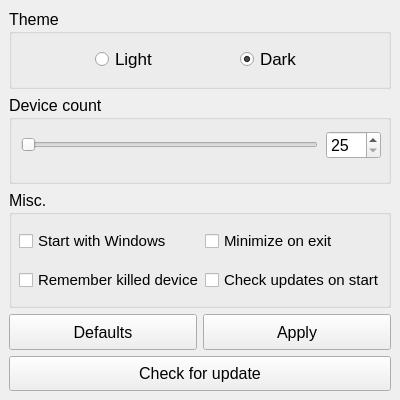
Old version of the form exe/ui_settings.ui in the repository elmoiv/elmocut.
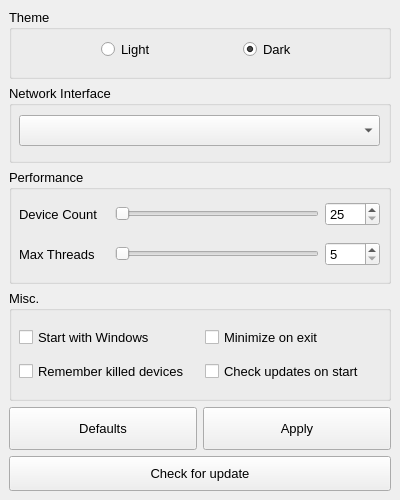
New version of the form.

```diff
--- a/exe/ui_settings.ui
+++ b/exe/ui_settings.ui
@@ -8,19 +8,19 @@
     <x>0</x>
     <y>0</y>
     <width>400</width>
-    <height>400</height>
+    <height>500</height>
    </rect>
   </property>
   <property name="minimumSize">
    <size>
     <width>400</width>
-    <height>400</height>
+    <height>500</height>
    </size>
   </property>
   <property name="maximumSize">
    <size>
     <width>400</width>
-    <height>400</height>
+    <height>510</height>
    </size>
   </property>
   <property name="windowTitle">
@@ -51,7 +51,7 @@
       <property name="spacing">
        <number>6</number>
       </property>
-      <item row="2" column="0" colspan="4">
+      <item row="3" column="0" colspan="4">
        <widget class="QGroupBox" name="groupBox_3">
         <property name="sizePolicy">
          <sizepolicy hsizetype="Minimum" vsizetype="Fixed">
@@ -62,12 +62,12 @@
         <property name="minimumSize">
          <size>
           <width>0</width>
-          <height>118</height>
+          <height>111</height>
          </size>
         </property>
         <property name="font">
          <font>
-          <pointsize>12</pointsize>
+          <pointsize>10</pointsize>
          </font>
         </property>
         <property name="title">
@@ -79,19 +79,22 @@
            <x>10</x>
            <y>30</y>
            <width>365</width>
-           <height>81</height>
+           <height>71</height>
           </rect>
          </property>
          <layout class="QGridLayout" name="gridLayout_3">
-          <item row="0" column="0">
-           <widget class="QCheckBox" name="chkAutostart">
+          <item row="0" column="1">
+           <widget class="QCheckBox" name="chkMinimized">
             <property name="font">
              <font>
-              <pointsize>11</pointsize>
+              <pointsize>10</pointsize>
              </font>
             </property>
+            <property name="layoutDirection">
+             <enum>Qt::LeftToRight</enum>
+            </property>
             <property name="text">
-             <string>Start with Windows</string>
+             <string>Minimize on exit</string>
             </property>
            </widget>
           </item>
@@ -99,7 +102,7 @@
            <widget class="QCheckBox" name="chkRemember">
             <property name="font">
              <font>
-              <pointsize>11</pointsize>
+              <pointsize>10</pointsize>
              </font>
             </property>
             <property name="layoutDirection">
@@ -110,26 +113,11 @@
             </property>
            </widget>
           </item>
-          <item row="0" column="1">
-           <widget class="QCheckBox" name="chkMinimized">
-            <property name="font">
-             <font>
-              <pointsize>11</pointsize>
-             </font>
-            </property>
-            <property name="layoutDirection">
-             <enum>Qt::LeftToRight</enum>
-            </property>
-            <property name="text">
-             <string>Minimize on exit</string>
-            </property>
-           </widget>
-          </item>
           <item row="1" column="1">
            <widget class="QCheckBox" name="chkAutoupdate">
             <property name="font">
              <font>
-              <pointsize>11</pointsize>
+              <pointsize>10</pointsize>
              </font>
             </property>
             <property name="text">
@@ -140,127 +128,15 @@
             </property>
            </widget>
           </item>
-         </layout>
-        </widget>
-       </widget>
-      </item>
-      <item row="3" column="0" colspan="2">
-       <widget class="QPushButton" name="btnDefaults">
-        <property name="sizePolicy">
-         <sizepolicy hsizetype="Preferred" vsizetype="Preferred">
-          <horstretch>0</horstretch>
-          <verstretch>0</verstretch>
-         </sizepolicy>
-        </property>
-        <property name="font">
-         <font>
-          <pointsize>12</pointsize>
-         </font>
-        </property>
-        <property name="text">
-         <string>Defaults</string>
-        </property>
-       </widget>
-      </item>
-      <item row="3" column="2" colspan="2">
-       <widget class="QPushButton" name="btnApply">
-        <property name="sizePolicy">
-         <sizepolicy hsizetype="Preferred" vsizetype="Preferred">
-          <horstretch>0</horstretch>
-          <verstretch>0</verstretch>
-         </sizepolicy>
-        </property>
-        <property name="minimumSize">
-         <size>
-          <width>0</width>
-          <height>16</height>
-         </size>
-        </property>
-        <property name="font">
-         <font>
-          <pointsize>12</pointsize>
-         </font>
-        </property>
-        <property name="text">
-         <string>Apply</string>
-        </property>
-       </widget>
-      </item>
-      <item row="1" column="0" colspan="4">
-       <widget class="QGroupBox" name="groupBox_2">
-        <property name="sizePolicy">
-         <sizepolicy hsizetype="Minimum" vsizetype="Fixed">
-          <horstretch>0</horstretch>
-          <verstretch>0</verstretch>
-         </sizepolicy>
-        </property>
-        <property name="minimumSize">
-         <size>
-          <width>0</width>
-          <height>89</height>
-         </size>
-        </property>
-        <property name="font">
-         <font>
-          <pointsize>12</pointsize>
-         </font>
-        </property>
-        <property name="title">
-         <string>Device count</string>
-        </property>
-        <widget class="QWidget" name="gridLayoutWidget">
-         <property name="geometry">
-          <rect>
-           <x>10</x>
-           <y>30</y>
-           <width>365</width>
-           <height>41</height>
-          </rect>
-         </property>
-         <layout class="QGridLayout" name="gridLayout_2" columnstretch="0,0">
-          <item row="0" column="1">
-           <widget class="QSpinBox" name="spinCount">
-            <property name="sizePolicy">
-             <sizepolicy hsizetype="Fixed" vsizetype="Fixed">
-              <horstretch>0</horstretch>
-              <verstretch>0</verstretch>
-             </sizepolicy>
-            </property>
+          <item row="0" column="0">
+           <widget class="QCheckBox" name="chkAutostart">
             <property name="font">
              <font>
-              <pointsize>12</pointsize>
+              <pointsize>10</pointsize>
              </font>
             </property>
-            <property name="minimum">
-             <number>25</number>
-            </property>
-            <property name="maximum">
-             <number>255</number>
-            </property>
-           </widget>
-          </item>
-          <item row="0" column="0">
-           <widget class="QSlider" name="sliderCount">
-            <property name="sizePolicy">
-             <sizepolicy hsizetype="Fixed" vsizetype="Fixed">
-              <horstretch>0</horstretch>
-              <verstretch>0</verstretch>
-             </sizepolicy>
-            </property>
-            <property name="minimumSize">
-             <size>
-              <width>297</width>
-              <height>0</height>
-             </size>
-            </property>
-            <property name="minimum">
-             <number>25</number>
-            </property>
-            <property name="maximum">
-             <number>255</number>
-            </property>
-            <property name="orientation">
-             <enum>Qt::Horizontal</enum>
+            <property name="text">
+             <string>Start with Windows</string>
             </property>
            </widget>
           </item>
@@ -268,6 +144,30 @@
         </widget>
        </widget>
       </item>
+      <item row="5" column="0" colspan="4">
+       <widget class="QPushButton" name="btnUpdate">
+        <property name="sizePolicy">
+         <sizepolicy hsizetype="Preferred" vsizetype="Fixed">
+          <horstretch>0</horstretch>
+          <verstretch>0</verstretch>
+         </sizepolicy>
+        </property>
+        <property name="minimumSize">
+         <size>
+          <width>0</width>
+          <height>35</height>
+         </size>
+        </property>
+        <property name="font">
+         <font>
+          <pointsize>10</pointsize>
+         </font>
+        </property>
+        <property name="text">
+         <string>Check for update</string>
+        </property>
+       </widget>
+      </item>
       <item row="0" column="0" colspan="4">
        <widget class="QGroupBox" name="groupBox">
         <property name="sizePolicy">
@@ -279,12 +179,12 @@
         <property name="minimumSize">
          <size>
           <width>0</width>
-          <height>80</height>
+          <height>70</height>
          </size>
         </property>
         <property name="font">
          <font>
-          <pointsize>12</pointsize>
+          <pointsize>10</pointsize>
          </font>
         </property>
         <property name="title">
@@ -293,10 +193,10 @@
         <widget class="QWidget" name="horizontalLayoutWidget">
          <property name="geometry">
           <rect>
-           <x>9</x>
+           <x>10</x>
            <y>30</y>
            <width>361</width>
-           <height>41</height>
+           <height>21</height>
           </rect>
          </property>
          <layout class="QHBoxLayout" name="horizontalLayout_2">
@@ -310,7 +210,7 @@
             </property>
             <property name="font">
              <font>
-              <pointsize>13</pointsize>
+              <pointsize>10</pointsize>
              </font>
             </property>
             <property name="text">
@@ -328,7 +228,7 @@
             </property>
             <property name="font">
              <font>
-              <pointsize>13</pointsize>
+              <pointsize>10</pointsize>
              </font>
             </property>
             <property name="text">
@@ -343,10 +243,28 @@
         </widget>
        </widget>
       </item>
-      <item row="4" column="0" colspan="4">
-       <widget class="QPushButton" name="btnUpdate">
+      <item row="4" column="0" colspan="2">
+       <widget class="QPushButton" name="btnDefaults">
         <property name="sizePolicy">
-         <sizepolicy hsizetype="Preferred" vsizetype="Fixed">
+         <sizepolicy hsizetype="Preferred" vsizetype="Preferred">
+          <horstretch>0</horstretch>
+          <verstretch>0</verstretch>
+         </sizepolicy>
+        </property>
+        <property name="font">
+         <font>
+          <pointsize>10</pointsize>
+         </font>
+        </property>
+        <property name="text">
+         <string>Defaults</string>
+        </property>
+       </widget>
+      </item>
+      <item row="4" column="2" colspan="2">
+       <widget class="QPushButton" name="btnApply">
+        <property name="sizePolicy">
+         <sizepolicy hsizetype="Preferred" vsizetype="Preferred">
           <horstretch>0</horstretch>
           <verstretch>0</verstretch>
          </sizepolicy>
@@ -359,14 +277,289 @@
         </property>
         <property name="font">
          <font>
-          <pointsize>12</pointsize>
+          <pointsize>10</pointsize>
          </font>
         </property>
         <property name="text">
-         <string>Check for update</string>
+         <string>Apply</string>
         </property>
        </widget>
       </item>
+      <item row="1" column="0" colspan="4">
+       <widget class="QGroupBox" name="groupBox_4">
+        <property name="sizePolicy">
+         <sizepolicy hsizetype="Minimum" vsizetype="Fixed">
+          <horstretch>0</horstretch>
+          <verstretch>0</verstretch>
+         </sizepolicy>
+        </property>
+        <property name="minimumSize">
+         <size>
+          <width>0</width>
+          <height>78</height>
+         </size>
+        </property>
+        <property name="font">
+         <font>
+          <pointsize>10</pointsize>
+         </font>
+        </property>
+        <property name="title">
+         <string>Network Interface</string>
+        </property>
+        <widget class="QWidget" name="horizontalLayoutWidget_2">
+         <property name="geometry">
+          <rect>
+           <x>10</x>
+           <y>30</y>
+           <width>361</width>
+           <height>31</height>
+          </rect>
+         </property>
+         <layout class="QHBoxLayout" name="horizontalLayout_3">
+          <item>
+           <widget class="QComboBox" name="comboInterface">
+            <property name="sizePolicy">
+             <sizepolicy hsizetype="Preferred" vsizetype="Minimum">
+              <horstretch>0</horstretch>
+              <verstretch>9</verstretch>
+             </sizepolicy>
+            </property>
+            <property name="minimumSize">
+             <size>
+              <width>0</width>
+              <height>9</height>
+             </size>
+            </property>
+            <property name="font">
+             <font>
+              <pointsize>10</pointsize>
+             </font>
+            </property>
+           </widget>
+          </item>
+         </layout>
+        </widget>
+       </widget>
+      </item>
+      <item row="2" column="0" colspan="4">
+       <widget class="QGroupBox" name="groupBox_2">
+        <property name="sizePolicy">
+         <sizepolicy hsizetype="Minimum" vsizetype="Fixed">
+          <horstretch>0</horstretch>
+          <verstretch>0</verstretch>
+         </sizepolicy>
+        </property>
+        <property name="minimumSize">
+         <size>
+          <width>0</width>
+          <height>115</height>
+         </size>
+        </property>
+        <property name="font">
+         <font>
+          <pointsize>10</pointsize>
+         </font>
+        </property>
+        <property name="title">
+         <string>Performance</string>
+        </property>
+        <widget class="QWidget" name="gridLayoutWidget">
+         <property name="geometry">
+          <rect>
+           <x>10</x>
+           <y>30</y>
+           <width>361</width>
+           <height>31</height>
+          </rect>
+         </property>
+         <layout class="QGridLayout" name="gridLayout_2" columnstretch="0,0,0">
+          <item row="0" column="2">
+           <widget class="QSpinBox" name="spinCount">
+            <property name="sizePolicy">
+             <sizepolicy hsizetype="Preferred" vsizetype="Fixed">
+              <horstretch>0</horstretch>
+              <verstretch>0</verstretch>
+             </sizepolicy>
+            </property>
+            <property name="minimumSize">
+             <size>
+              <width>55</width>
+              <height>0</height>
+             </size>
+            </property>
+            <property name="maximumSize">
+             <size>
+              <width>55</width>
+              <height>16777215</height>
+             </size>
+            </property>
+            <property name="font">
+             <font>
+              <pointsize>10</pointsize>
+             </font>
+            </property>
+            <property name="minimum">
+             <number>25</number>
+            </property>
+            <property name="maximum">
+             <number>255</number>
+            </property>
+           </widget>
+          </item>
+          <item row="0" column="1">
+           <widget class="QSlider" name="sliderCount">
+            <property name="sizePolicy">
+             <sizepolicy hsizetype="Preferred" vsizetype="Fixed">
+              <horstretch>0</horstretch>
+              <verstretch>0</verstretch>
+             </sizepolicy>
+            </property>
+            <property name="minimumSize">
+             <size>
+              <width>179</width>
+              <height>0</height>
+             </size>
+            </property>
+            <property name="minimum">
+             <number>25</number>
+            </property>
+            <property name="maximum">
+             <number>255</number>
+            </property>
+            <property name="orientation">
+             <enum>Qt::Horizontal</enum>
+            </property>
+           </widget>
+          </item>
+          <item row="0" column="0">
+           <widget class="QLabel" name="label">
+            <property name="minimumSize">
+             <size>
+              <width>90</width>
+              <height>0</height>
+             </size>
+            </property>
+            <property name="maximumSize">
+             <size>
+              <width>90</width>
+              <height>16777215</height>
+             </size>
+            </property>
+            <property name="font">
+             <font>
+              <pointsize>10</pointsize>
+             </font>
+            </property>
+            <property name="text">
+             <string>Device Count</string>
+            </property>
+           </widget>
+          </item>
+         </layout>
+        </widget>
+        <widget class="QWidget" name="gridLayoutWidget_3">
+         <property name="geometry">
+          <rect>
+           <x>10</x>
+           <y>70</y>
+           <width>361</width>
+           <height>31</height>
+          </rect>
+         </property>
+         <layout class="QGridLayout" name="gridLayout_4" columnstretch="0,0,0">
+          <item row="0" column="2">
+           <widget class="QSpinBox" name="spinThreads">
+            <property name="sizePolicy">
+             <sizepolicy hsizetype="Preferred" vsizetype="Fixed">
+              <horstretch>0</horstretch>
+              <verstretch>0</verstretch>
+             </sizepolicy>
+            </property>
+            <property name="minimumSize">
+             <size>
+              <width>55</width>
+              <height>0</height>
+             </size>
+            </property>
+            <property name="maximumSize">
+             <size>
+              <width>55</width>
+              <height>16777215</height>
+             </size>
+            </property>
+            <property name="font">
+             <font>
+              <pointsize>10</pointsize>
+             </font>
+            </property>
+            <property name="minimum">
+             <number>5</number>
+            </property>
+            <property name="maximum">
+             <number>255</number>
+            </property>
+            <property name="value">
+             <number>5</number>
+            </property>
+           </widget>
+          </item>
+          <item row="0" column="1">
+           <widget class="QSlider" name="sliderThreads">
+            <property name="sizePolicy">
+             <sizepolicy hsizetype="Preferred" vsizetype="Fixed">
+              <horstretch>0</horstretch>
+              <verstretch>0</verstretch>
+             </sizepolicy>
+            </property>
+            <property name="minimumSize">
+             <size>
+              <width>179</width>
+              <height>0</height>
+             </size>
+            </property>
+            <property name="minimum">
+             <number>5</number>
+            </property>
+            <property name="maximum">
+             <number>255</number>
+            </property>
+            <property name="value">
+             <number>5</number>
+            </property>
+            <property name="orientation">
+             <enum>Qt::Horizontal</enum>
+            </property>
+           </widget>
+          </item>
+          <item row="0" column="0">
+           <widget class="QLabel" name="label_2">
+            <property name="minimumSize">
+             <size>
+              <width>90</width>
+              <height>0</height>
+             </size>
+            </property>
+            <property name="maximumSize">
+             <size>
+              <width>90</width>
+              <height>16777215</height>
+             </size>
+            </property>
+            <property name="font">
+             <font>
+              <pointsize>10</pointsize>
+             </font>
+            </property>
+            <property name="text">
+             <string>Max Threads</string>
+            </property>
+           </widget>
+          </item>
+         </layout>
+        </widget>
+       </widget>
+      </item>
      </layout>
     </item>
    </layout>
```
